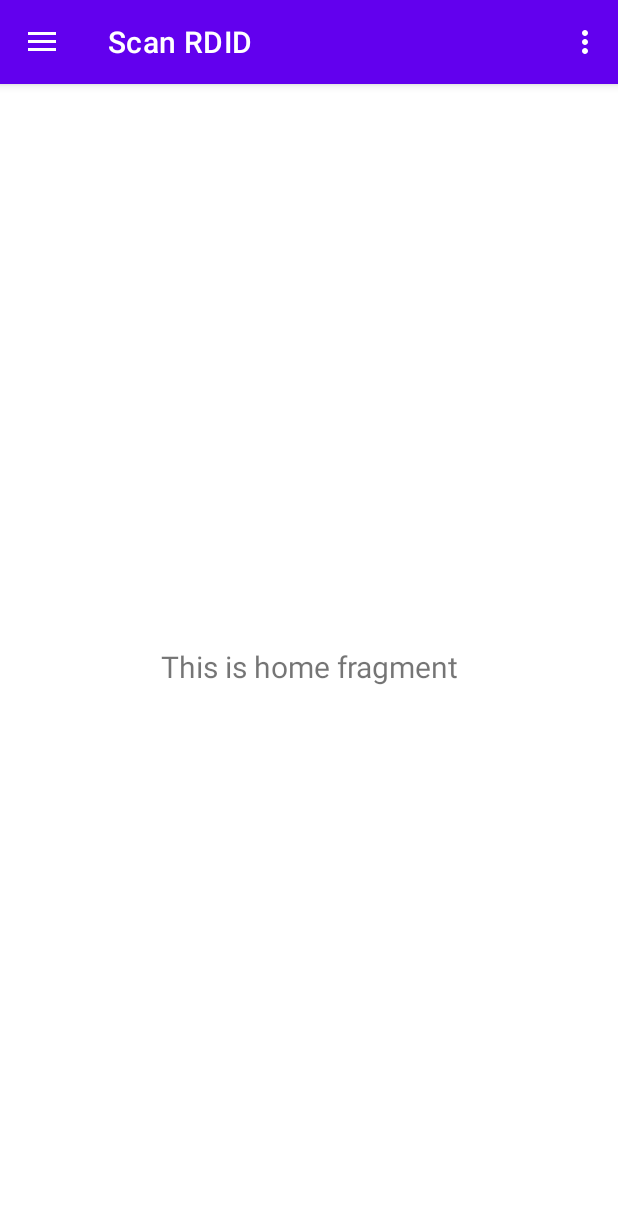
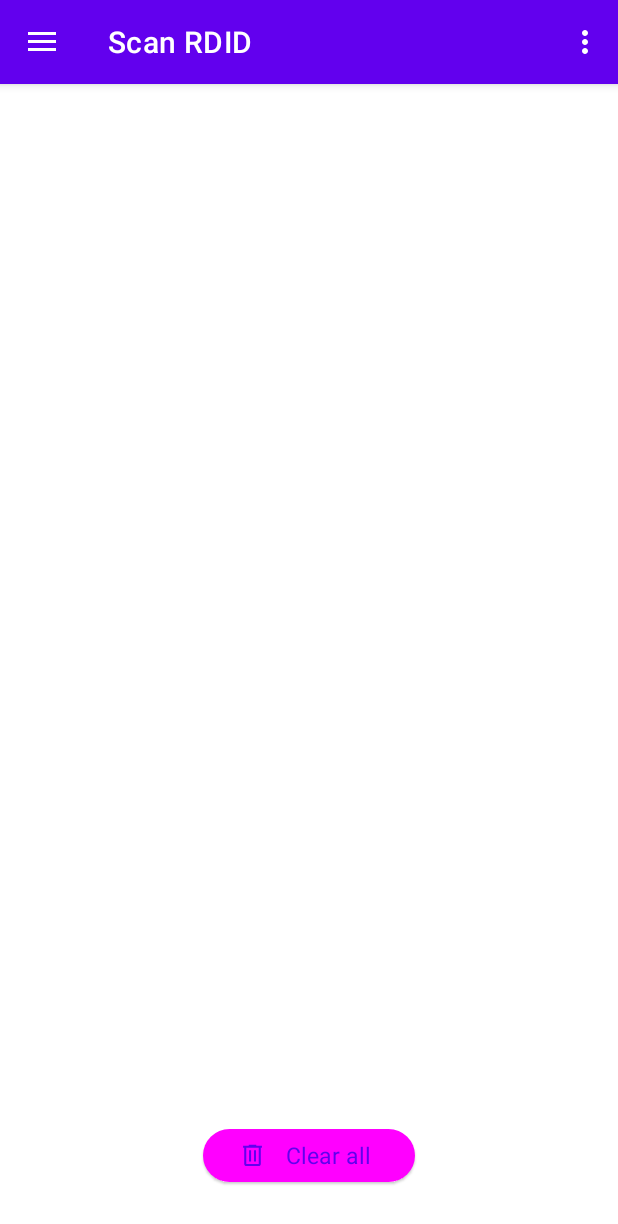
Before and after one commit to Sveper34/RFIDScanner, an Android app: the screen it shows after launch (MainActivity), on a phone screen of 412 x 824 dp. Shown: the top 1224 px of the screen. Run offline under Robolectric (Android 15) with nearby library versions, the phone set to English and light mode, and no system bars; our stand-ins replace navigation-ui.

Commit message:
Правки главной формы

```diff
--- a/app/src/main/java/com/arktika/rfidscanner/ui/Search/SearchFragment.java
+++ b/app/src/main/java/com/arktika/rfidscanner/ui/Search/SearchFragment.java
@@ -24,8 +24,8 @@ public class SearchFragment extends Fragment {
         binding = FragmentSearchBinding.inflate(inflater, container, false);
         View root = binding.getRoot();
 
-        final TextView textView = binding.textHome;
-        searchViewModel.getText().observe(getViewLifecycleOwner(), textView::setText);
+        //final TextView textView = binding.textHome;
+        //searchViewModel.getText().observe(getViewLifecycleOwner(), textView::setText);
         return root;
     }
 
--- /dev/null
+++ b/app/src/main/res/drawable/ic_delete.xml
@@ -0,0 +1,9 @@
+<vector xmlns:android="http://schemas.android.com/apk/res/android"
+    android:width="48dp"
+    android:height="48dp"
+    android:viewportWidth="960"
+    android:viewportHeight="960">
+  <path
+      android:fillColor="#FF000000"
+      android:pathData="M259,856q-30.75,0 -51.88,-21.13T186,783L186,208h-41v-73h202v-34h267v34h202v73h-41v575q0,28.73 -22.14,50.86Q730.72,856 702,856L259,856ZM702,208L259,208v575h443L702,208ZM357,696h73L430,293h-73v403ZM532,696h73L605,293h-73v403ZM259,208v575,-575Z"/>
+</vector>
--- a/app/src/main/res/layout/fragment_search.xml
+++ b/app/src/main/res/layout/fragment_search.xml
@@ -6,17 +6,17 @@
     android:layout_height="match_parent"
     tools:context=".ui.Search.SearchFragment">
 
-    <TextView
-        android:id="@+id/text_home"
-        android:layout_width="match_parent"
-        android:layout_height="wrap_content"
-        android:layout_marginStart="8dp"
-        android:layout_marginTop="8dp"
-        android:layout_marginEnd="8dp"
-        android:textAlignment="center"
-        android:textSize="20sp"
+    <Button
+        android:id="@+id/button2"
+        style="@style/Widget.Material3.Button.ElevatedButton"
+        android:layout_width="141dp"
+        android:layout_height="43dp"
+        android:layout_marginBottom="32dp"
+        android:text="@string/buttonClerar"
+        android:textSize="15sp"
+        app:icon="@drawable/ic_delete"
         app:layout_constraintBottom_toBottomOf="parent"
         app:layout_constraintEnd_toEndOf="parent"
-        app:layout_constraintStart_toStartOf="parent"
-        app:layout_constraintTop_toTopOf="parent" />
+        app:layout_constraintHorizontal_bias="0.5"
+        app:layout_constraintStart_toStartOf="parent" />
 </androidx.constraintlayout.widget.ConstraintLayout>
--- a/app/src/main/res/menu/activity_main_drawer.xml
+++ b/app/src/main/res/menu/activity_main_drawer.xml
@@ -15,7 +15,7 @@
         <item
             android:id="@+id/nav_link_rfid"
             android:icon="@drawable/ic_link_rfid"
-            android:title="@string/menu_slideshow" />
+            android:title="@string/menu_link" />
 
     </group>
 </menu>
--- a/app/src/main/res/navigation/mobile_navigation.xml
+++ b/app/src/main/res/navigation/mobile_navigation.xml
@@ -20,6 +20,6 @@
     <fragment
         android:id="@+id/nav_link_rfid"
         android:name="com.arktika.rfidscanner.ui.Link.LinkFragment"
-        android:label="@string/menu_slideshow"
+        android:label="@string/menu_link"
         tools:layout="@layout/fragment_link" />
 </navigation>
--- a/app/src/main/res/values/strings.xml
+++ b/app/src/main/res/values/strings.xml
@@ -9,7 +9,7 @@
 
     <string name="rfid_scaner_title">Scan RDID</string>
     <string name="rfid_replacement">Gallery</string>
-    <string name="menu_slideshow">Slideshow</string>
+    <string name="menu_link">Slideshow</string>
     <string name="title_activity_login">LoginActivity</string>
     <string name="prompt_email">Email</string>
     <string name="prompt_password">Password</string>
@@ -19,4 +19,5 @@
     <string name="invalid_username">Not a valid username</string>
     <string name="invalid_password">Password must be >5 characters</string>
     <string name="login_failed">"Login failed"</string>
+    <string name="buttonClerar">Clear all</string>
 </resources>
```
Also changed, not shown: 1 other file.
